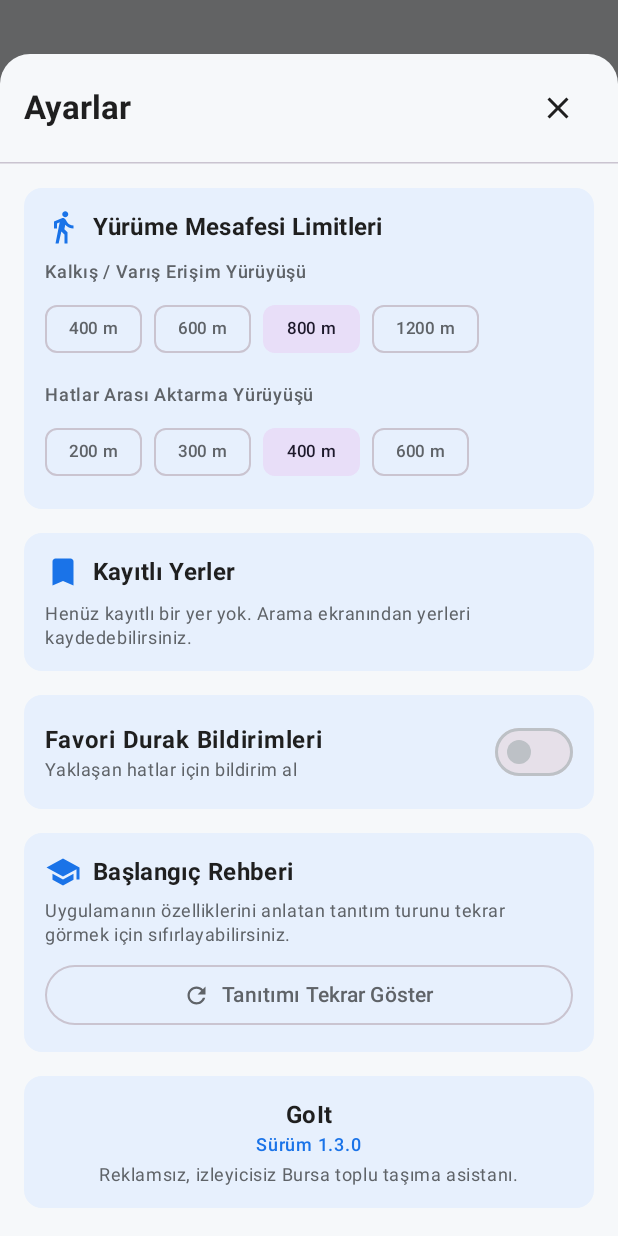
After one commit to tahayerd/GoIt, an Android app built with Jetpack Compose: the composable SettingsScreen shown on its own in the app's theme, on a phone screen of 412 x 824 dp. The commit adds this screen. Run offline under Robolectric (Android 15) with nearby library versions, the light colour scheme and no system bars; libraries missing offline, so code that uses them is left out: org.maplibre.android; pictures from the network do not load; 5 statements that could not run were skipped.

Commit message:
feat(settings): walking-distance limits, places management and onboarding reset

```diff
--- a/app/src/main/java/com/taha/goit/GoItApp.kt
+++ b/app/src/main/java/com/taha/goit/GoItApp.kt
@@ -5,6 +5,7 @@ import com.taha.goit.data.local.FavoritesManager
 import com.taha.goit.data.local.JourneyHistoryManager
 import com.taha.goit.data.local.RouteHistoryManager
 import com.taha.goit.data.local.SavedPlacesManager
+import com.taha.goit.data.local.SettingsManager
 import org.maplibre.android.MapLibre
 
 class GoItApp : Application() {
@@ -16,6 +17,8 @@ class GoItApp : Application() {
         private set
     lateinit var journeyHistoryManager: JourneyHistoryManager
         private set
+    lateinit var settingsManager: SettingsManager
+        private set
 
     override fun onCreate() {
         super.onCreate()
@@ -24,5 +27,6 @@ class GoItApp : Application() {
         historyManager = RouteHistoryManager(this)
         savedPlacesManager = SavedPlacesManager(this)
         journeyHistoryManager = JourneyHistoryManager(this)
+        settingsManager = SettingsManager(this)
     }
 }
--- a/app/src/main/java/com/taha/goit/MainActivity.kt
+++ b/app/src/main/java/com/taha/goit/MainActivity.kt
@@ -42,6 +42,7 @@ class MainActivity : ComponentActivity() {
         val app = application as GoItApp
         viewModel.setPlacesManager(app.savedPlacesManager)
         viewModel.setJourneyHistoryManager(app.journeyHistoryManager)
+        viewModel.setSettingsManager(app.settingsManager)
 
         setContent {
             GoItTheme {
--- /dev/null
+++ b/app/src/main/java/com/taha/goit/ui/SettingsScreen.kt
@@ -0,0 +1,277 @@
+package com.taha.goit.ui
+
+import androidx.compose.foundation.layout.*
+import androidx.compose.foundation.lazy.LazyColumn
+import androidx.compose.foundation.shape.RoundedCornerShape
+import androidx.compose.material.icons.Icons
+import androidx.compose.material.icons.filled.*
+import androidx.compose.material3.*
+import androidx.compose.runtime.*
+import androidx.compose.ui.Alignment
+import androidx.compose.ui.Modifier
+import androidx.compose.ui.text.font.FontWeight
+import androidx.compose.ui.unit.dp
+import androidx.compose.ui.window.Dialog
+import androidx.compose.ui.window.DialogProperties
+
+@OptIn(ExperimentalMaterial3Api::class)
+@Composable
+fun SettingsScreen(
+    uiState: MainUiState,
+    viewModel: MainViewModel,
+    onDismiss: () -> Unit
+) {
+    var showResetToast by remember { mutableStateOf(false) }
+
+    Dialog(
+        onDismissRequest = onDismiss,
+        properties = DialogProperties(usePlatformDefaultWidth = false)
+    ) {
+        Surface(
+            modifier = Modifier
+                .fillMaxSize()
+                .padding(top = 36.dp),
+            shape = RoundedCornerShape(topStart = 20.dp, topEnd = 20.dp),
+            color = MaterialTheme.colorScheme.background,
+            tonalElevation = 6.dp
+        ) {
+            Column(modifier = Modifier.fillMaxSize()) {
+                // Başlık & Kapat
+                Row(
+                    modifier = Modifier
+                        .fillMaxWidth()
+                        .padding(horizontal = 16.dp, vertical = 12.dp),
+                    verticalAlignment = Alignment.CenterVertically
+                ) {
+                    Text(
+                        "Ayarlar",
+                        fontWeight = FontWeight.Bold,
+                        style = MaterialTheme.typography.titleLarge,
+                        modifier = Modifier.weight(1f)
+                    )
+                    IconButton(onClick = onDismiss) {
+                        Icon(Icons.Default.Close, contentDescription = "Kapat")
+                    }
+                }
+
+                HorizontalDivider()
+
+                LazyColumn(
+                    modifier = Modifier
+                        .fillMaxWidth()
+                        .weight(1f)
+                        .padding(16.dp),
+                    verticalArrangement = Arrangement.spacedBy(16.dp)
+                ) {
+                    // Bölüm 1: Yürüme Mesafesi
+                    item {
+                        Card(
+                            modifier = Modifier.fillMaxWidth(),
+                            colors = CardDefaults.cardColors(containerColor = MaterialTheme.colorScheme.surface),
+                            shape = RoundedCornerShape(12.dp)
+                        ) {
+                            Column(modifier = Modifier.padding(14.dp)) {
+                                Row(verticalAlignment = Alignment.CenterVertically) {
+                                    Icon(Icons.Default.DirectionsWalk, null, tint = MaterialTheme.colorScheme.primary)
+                                    Spacer(Modifier.width(8.dp))
+                                    Text("Yürüme Mesafesi Limitleri", fontWeight = FontWeight.Bold, style = MaterialTheme.typography.titleMedium)
+                                }
+                                Spacer(Modifier.height(10.dp))
+                                Text(
+                                    "Kalkış / Varış Erişim Yürüyüşü",
+                                    style = MaterialTheme.typography.labelMedium,
+                                    color = MaterialTheme.colorScheme.onSurfaceVariant
+                                )
+                                Spacer(Modifier.height(6.dp))
+                                Row(horizontalArrangement = Arrangement.spacedBy(8.dp)) {
+                                    listOf(400, 600, 800, 1200).forEach { m ->
+                                        FilterChip(
+                                            selected = uiState.walkAccessMeters == m,
+                                            onClick = { viewModel.updateWalkAccess(m) },
+                                            label = { Text("$m m", style = MaterialTheme.typography.labelSmall) }
+                                        )
+                                    }
+                                }
+
+                                Spacer(Modifier.height(12.dp))
+                                Text(
+                                    "Hatlar Arası Aktarma Yürüyüşü",
+                                    style = MaterialTheme.typography.labelMedium,
+                                    color = MaterialTheme.colorScheme.onSurfaceVariant
+                                )
+                                Spacer(Modifier.height(6.dp))
+                                Row(horizontalArrangement = Arrangement.spacedBy(8.dp)) {
+                                    listOf(200, 300, 400, 600).forEach { m ->
+                                        FilterChip(
+                                            selected = uiState.walkTransferMeters == m,
+                                            onClick = { viewModel.updateWalkTransfer(m) },
+                                            label = { Text("$m m", style = MaterialTheme.typography.labelSmall) }
+                                        )
+                                    }
+                                }
+                            }
+                        }
+                    }
+
+                    // Bölüm 2: Kayıtlı Yerler
+                    item {
+                        Card(
+                            modifier = Modifier.fillMaxWidth(),
+                            colors = CardDefaults.cardColors(containerColor = MaterialTheme.colorScheme.surface),
+                            shape = RoundedCornerShape(12.dp)
+                        ) {
+                            Column(modifier = Modifier.padding(14.dp)) {
+                                Row(verticalAlignment = Alignment.CenterVertically) {
+                                    Icon(Icons.Default.Bookmark, null, tint = MaterialTheme.colorScheme.primary)
+                                    Spacer(Modifier.width(8.dp))
+                                    Text("Kayıtlı Yerler", fontWeight = FontWeight.Bold, style = MaterialTheme.typography.titleMedium)
+                                }
+                                Spacer(Modifier.height(8.dp))
+                                if (uiState.savedPlaces.isEmpty()) {
+                                    Text(
+                                        "Henüz kayıtlı bir yer yok. Arama ekranından yerleri kaydedebilirsiniz.",
+                                        style = MaterialTheme.typography.bodySmall,
+                                        color = MaterialTheme.colorScheme.onSurfaceVariant
+                                    )
+                                } else {
+                                    uiState.savedPlaces.forEach { place ->
+                                        Row(
+                                            modifier = Modifier
+                                                .fillMaxWidth()
+                                                .padding(vertical = 4.dp),
+                                            verticalAlignment = Alignment.CenterVertically
+                                        ) {
+                                            val icon = when (place.kind) {
+                                                "home" -> Icons.Default.Home
+                                                "work" -> Icons.Default.Work
+                                                else -> Icons.Default.Star
+                                            }
+                                            Icon(icon, null, modifier = Modifier.size(18.dp), tint = MaterialTheme.colorScheme.primary)
+                                            Spacer(Modifier.width(10.dp))
+                                            Column(modifier = Modifier.weight(1f)) {
+                                                Text(place.name, style = MaterialTheme.typography.bodyMedium, fontWeight = FontWeight.Medium)
+                                                Text(
+                                                    when (place.kind) {
+                                                        "home" -> "Ev"
+                                                        "work" -> "İş"
+                                                        else -> "Özel Yer"
+                                                    },
+                                                    style = MaterialTheme.typography.labelSmall,
+                                                    color = MaterialTheme.colorScheme.onSurfaceVariant
+                                                )
+                                            }
+                                            IconButton(
+                                                onClick = { viewModel.removeSavedPlace(place.id) },
+                                                modifier = Modifier.size(32.dp)
+                                            ) {
+                                                Icon(Icons.Default.DeleteOutline, "Kaldır", tint = MaterialTheme.colorScheme.error, modifier = Modifier.size(18.dp))
+                                            }
+                                        }
+                                        HorizontalDivider(thickness = 0.5.dp)
+                                    }
+                                }
+                            }
+                        }
+                    }
+
+                    // Bölüm 3: Bildirimler
+                    item {
+                        Card(
+                            modifier = Modifier.fillMaxWidth(),
+                            colors = CardDefaults.cardColors(containerColor = MaterialTheme.colorScheme.surface),
+                            shape = RoundedCornerShape(12.dp)
+                        ) {
+                            Row(
+                                modifier = Modifier
+                                    .fillMaxWidth()
+                                    .padding(14.dp),
+                                verticalAlignment = Alignment.CenterVertically
+                            ) {
+                                Column(modifier = Modifier.weight(1f)) {
+                                    Text("Favori Durak Bildirimleri", fontWeight = FontWeight.Bold, style = MaterialTheme.typography.bodyLarge)
+                                    Text(
+                                        "Yaklaşan hatlar için bildirim al",
+                                        style = MaterialTheme.typography.bodySmall,
+                                        color = MaterialTheme.colorScheme.onSurfaceVariant
+                                    )
+                                }
+                                Switch(
+                                    checked = uiState.favoriteAlertsEnabled,
+                                    onCheckedChange = { viewModel.toggleFavoriteAlerts(it) }
+                                )
+                            }
+                        }
+                    }
+
+                    // Bölüm 4: Tanıtımı Tekrar Göster
+                    item {
+                        Card(
+                            modifier = Modifier.fillMaxWidth(),
+                            colors = CardDefaults.cardColors(containerColor = MaterialTheme.colorScheme.surface),
+                            shape = RoundedCornerShape(12.dp)
+                        ) {
+                            Column(modifier = Modifier.padding(14.dp)) {
+                                Row(verticalAlignment = Alignment.CenterVertically) {
+                                    Icon(Icons.Default.School, null, tint = MaterialTheme.colorScheme.primary)
+                                    Spacer(Modifier.width(8.dp))
+                                    Text("Başlangıç Rehberi", fontWeight = FontWeight.Bold, style = MaterialTheme.typography.titleMedium)
+                                }
+                                Spacer(Modifier.height(6.dp))
+                                Text(
+                                    "Uygulamanın özelliklerini anlatan tanıtım turunu tekrar görmek için sıfırlayabilirsiniz.",
+                                    style = MaterialTheme.typography.bodySmall,
+                                    color = MaterialTheme.colorScheme.onSurfaceVariant
+                                )
+                                Spacer(Modifier.height(8.dp))
+                                OutlinedButton(
+                                    onClick = {
+                                        viewModel.resetOnboarding()
+                                        showResetToast = true
+                                    },
+                                    modifier = Modifier.fillMaxWidth()
+                                ) {
+                                    Icon(Icons.Default.Refresh, null, modifier = Modifier.size(18.dp))
+                                    Spacer(Modifier.width(8.dp))
+                                    Text("Tanıtımı Tekrar Göster")
+                                }
+                                if (showResetToast) {
+                                    Spacer(Modifier.height(6.dp))
+                                    Text(
+                                        "✓ Tanıtım bir sonraki açılışta gösterilecek.",
+                                        style = MaterialTheme.typography.labelSmall,
+                                        color = MaterialTheme.colorScheme.primary
+                                    )
+                                }
+                            }
+                        }
+                    }
+
+                    // Bölüm 5: Hakkında
+                    item {
+                        Card(
+                            modifier = Modifier.fillMaxWidth(),
+                            colors = CardDefaults.cardColors(containerColor = MaterialTheme.colorScheme.surface),
+                            shape = RoundedCornerShape(12.dp)
+                        ) {
+                            Column(
+                                modifier = Modifier
+                                    .fillMaxWidth()
+                                    .padding(14.dp),
+                                horizontalAlignment = Alignment.CenterHorizontally
+                            ) {
+                                Text("GoIt", fontWeight = FontWeight.Bold, style = MaterialTheme.typography.titleMedium)
+                                Text("Sürüm 1.3.0", style = MaterialTheme.typography.labelMedium, color = MaterialTheme.colorScheme.primary)
+                                Spacer(Modifier.height(4.dp))
+                                Text(
+                                    "Reklamsız, izleyicisiz Bursa toplu taşıma asistanı.",
+                                    style = MaterialTheme.typography.bodySmall,
+                                    color = MaterialTheme.colorScheme.onSurfaceVariant
+                                )
+                            }
+                        }
+                    }
+                }
+            }
+        }
+    }
+}
```
Also changed, not shown: app/src/main/java/com/taha/goit/data/api/TransitRepository.kt (+10 -6 lines), app/src/main/java/com/taha/goit/data/local/SettingsManager.kt (added, +23 -0 lines), app/src/main/java/com/taha/goit/ui/MainScreen.kt (+34 -5 lines), app/src/main/java/com/taha/goit/ui/MainViewModel.kt (+38 -2 lines).
